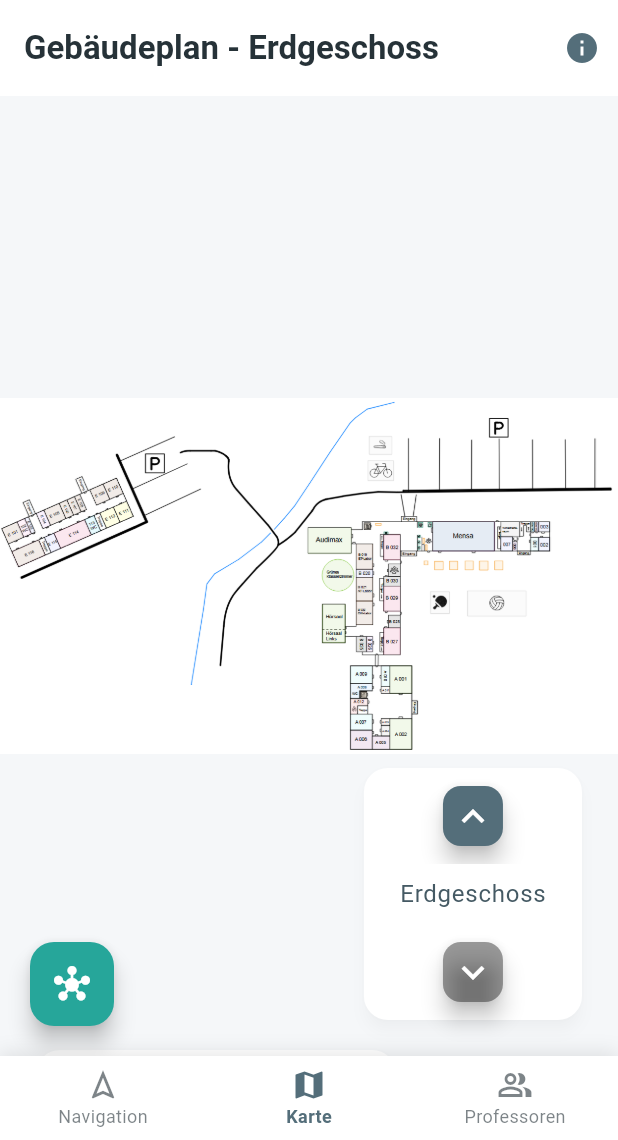
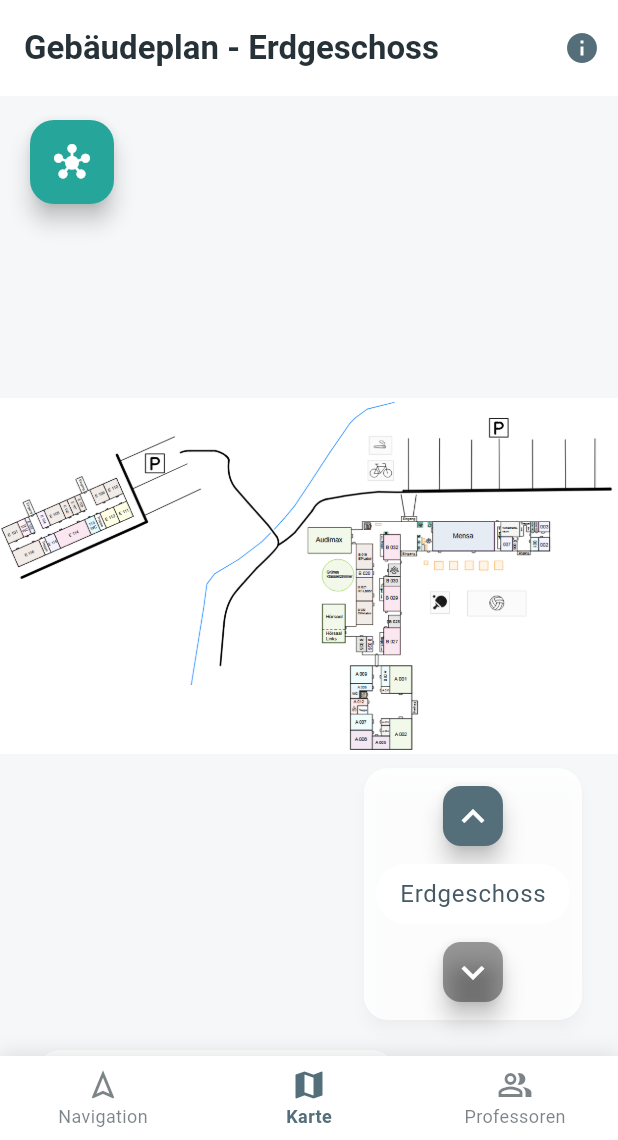
Before and after one commit to NerevarChthn/way_to_class, a Flutter app: the screen it shows after launch, swiped to page 2, on a phone screen of 412 x 824 dp, the part 96-1236 px from its top. Run offline on Flutter 3.47's test engine with Material 3 defaults, Android fonts, the light colour scheme and no system bars; drawn by our look-alikes of toastification; our stand-ins replace flutter_secure_storage, get_it, shared_preferences; missing offline and left inert: encrypt.

Commit message:
pia zeug irwas ka

```diff
--- a/lib/pages/floors.dart
+++ b/lib/pages/floors.dart
@@ -137,6 +137,7 @@
             right: 20,
             child: Card(
               elevation: 4,
+              color: Colors.white.withOpacity(0.85),
               shape: RoundedRectangleBorder(
                 borderRadius: BorderRadius.circular(16),
               ),
@@ -199,6 +200,7 @@
             bottom: isLegendVisible ? 20 : -300,
             child: Card(
               elevation: 4,
+              color: Colors.white.withOpacity(0.85),
               shape: RoundedRectangleBorder(
                 borderRadius: BorderRadius.circular(16),
               ),
@@ -230,29 +232,134 @@
                     Expanded(
                       child: ListView(
                         children: const [
-                          ColorLegendItem(color: Color(0xFF7EC636), label: 'Seminarraum'),
-                          ColorLegendItem(color: Color(0xFFD81B60), label: 'Computerraum'),
-                          ColorLegendItem(color: Color(0xFF82441E), label: 'Labor'),
-                          ColorLegendItem(color: Color(0xFF8A94FF), label: 'Büro'),
-                          ColorLegendItem(color: Color(0xFF03468F), label: 'Mensa'),
-                          ColorLegendItem(color: Color(0xFFFF88D5), label: 'WC Damen'),
-                          ColorLegendItem(color: Color(0xFF17D9FF), label: 'WC Herren'),
-                          ColorLegendItem(color: Color(0xFFB1FF00), label: 'Behinderten WC'),
-                          ColorLegendItem(color: Color(0xFFD2D2D2), label: 'Außenanlagen'),
-                          ColorLegendItem(color: Color(0xFF007355), label: 'Automat'),
-                          ColorLegendItem(color: Color(0xFFF59A23), label: 'Aufzug'),
-                          ColorLegendItem(color: Color(0xFF0000FF), label: 'Wasserspender'),
-                          ColorLegendItem(color: Color(0xFFD20000), label: 'Bibliothek',),
-                          ColorLegendItem(color: Color(0xFF000000), label: 'Hausmeister/IT'),
-                          ColorLegendItem(color: Color(0xFF6BEAE4), label: 'Verwaltung'),
-                          ColorLegendItem(color: Color(0xFFFF9797), label: 'Beratung'),
-                          ColorLegendItem(color: Color(0xFF82218B), label: 'Öffentlichkeitsarbeiter'),
-                          ColorLegendItem(color: Color(0xFF9B9B9B), label: 'Kopierer/Teeküche'),
-                          ColorLegendItem(color: Color(0xFFD287FF), label: 'Lager'),
-                          ColorLegendItem(color: Color(0xFFF65353), label: 'BMZ'),
-                          ColorLegendItem(color: Color(0xFFFFD4B7), label: 'EDV'),
-                          ColorLegendItem(color: Color(0xFFFF21B3), label: 'Serverraum'),
-                          ColorLegendItem(color: Color(0xFFFFFF00), label: 'Forschungszentrum'),
+                          ColorLegendItem(
+                            color: Color(
+                              0xFFB5E28C,
+                            ), // Pastel green for Seminarraum
+                            label: 'Seminarraum',
+                          ),
+                          ColorLegendItem(
+                            color: Color(
+                              0xFFEE92B1,
+                            ), // Already pastel pink for Computerraum
+                            label: 'Computerraum',
+                          ),
+                          ColorLegendItem(
+                            color: Color(0xFFBE9C85), // Pastel brown for Labor
+                            label: 'Labor',
+                          ),
+                          ColorLegendItem(
+                            color: Color(0xFFC5CAFF), // Pastel blue for Büro
+                            label: 'Büro',
+                          ),
+                          ColorLegendItem(
+                            color: Color(0xFF9BBDEE), // Pastel navy for Mensa
+                            label: 'Mensa',
+                          ),
+                          ColorLegendItem(
+                            color: Color(
+                              0xFFFFBBE6,
+                            ), // Pastel pink for WC Damen (already pastelish)
+                            label: 'WC Damen',
+                          ),
+                          ColorLegendItem(
+                            color: Color(
+                              0xFFA5EDFF,
+                            ), // Pastel blue for WC Herren
+                            label: 'WC Herren',
+                          ),
+                          ColorLegendItem(
+                            color: Color(
+                              0xFFDAFFAB,
+                            ), // Pastel lime for Behinderten WC
+                            label: 'Behinderten WC',
+                          ),
+                          ColorLegendItem(
+                            color: Color(
+                              0xFFE8E8E8,
+                            ), // Lighter gray for Außenanlagen
+                            label: 'Außenanlagen',
+                          ),
+                          ColorLegendItem(
+                            color: Color(
+                              0xFF97CDBA,
+                            ), // Pastel green for Automat
+                            label: 'Automat',
+                          ),
+                          ColorLegendItem(
+                            color: Color(
+                              0xFFFFCA94,
+                            ), // Pastel orange for Aufzug
+                            label: 'Aufzug',
+                          ),
+                          ColorLegendItem(
+                            color: Color(
+                              0xFFA3A3FF,
+                            ), // Pastel blue for Wasserspender
+                            label: 'Wasserspender',
+                          ),
+                          ColorLegendItem(
+                            color: Color(
+                              0xFFFFB0B0,
+                            ), // Pastel red for Bibliothek
+                            label: 'Bibliothek',
+                          ),
+                          ColorLegendItem(
+                            color: Color(
+                              0xFF767676,
+                            ), // Lighter black for Hausmeister/IT
+                            label: 'Hausmeister/IT',
+                          ),
+                          ColorLegendItem(
+                            color: Color(
+                              0xFFBDF5F1,
+                            ), // Already pastel aqua for Verwaltung
+                            label: 'Verwaltung',
+                          ),
+                          ColorLegendItem(
+                            color: Color(
+                              0xFFFFCACA,
+                            ), // Lighter pastel pink for Beratung
+                            label: 'Beratung',
+                          ),
+                          ColorLegendItem(
+                            color: Color(
+                              0xFFD595DA,
+                            ), // Pastel purple for Öffentlichkeitsarbeiter
+                            label: 'Öffentlichkeitsarbeiter',
+                          ),
+                          ColorLegendItem(
+                            color: Color(
+                              0xFFCDCDCD,
+                            ), // Lighter gray for Kopierer/Teeküche
+                            label: 'Kopierer/Teeküche',
+                          ),
+                          ColorLegendItem(
+                            color: Color(
+                              0xFFE8C2FF,
+                            ), // Pastel lavender for Lager
+                            label: 'Lager',
+                          ),
+                          ColorLegendItem(
+                            color: Color(0xFFFFADAD), // Pastel coral for BMZ
+                            label: 'BMZ',
+                          ),
+                          ColorLegendItem(
+                            color: Color(0xFFFFE6D6), // Lighter peach for EDV
+                            label: 'EDV',
+                          ),
+                          ColorLegendItem(
+                            color: Color(
+                              0xFFFF9ED3,
+                            ), // Pastel hot pink for Serverraum
+                            label: 'Serverraum',
+                          ),
+                          ColorLegendItem(
+                            color: Color(
+                              0xFFFFFFC7,
+                            ), // Pastel yellow for Forschungszentrum
+                            label: 'Forschungszentrum',
+                          ),
                         ],
                       ),
                     ),
--- a/lib/pages/map_view_toggle.dart
+++ b/lib/pages/map_view_toggle.dart
@@ -30,7 +30,7 @@
 
         // Toggle button
         Positioned(
-          bottom: 20,
+          top: 80,
           left: 20,
           child: FloatingActionButton(
             heroTag: 'viewToggleButton',
```
Also changed, not shown: 1 other file.
